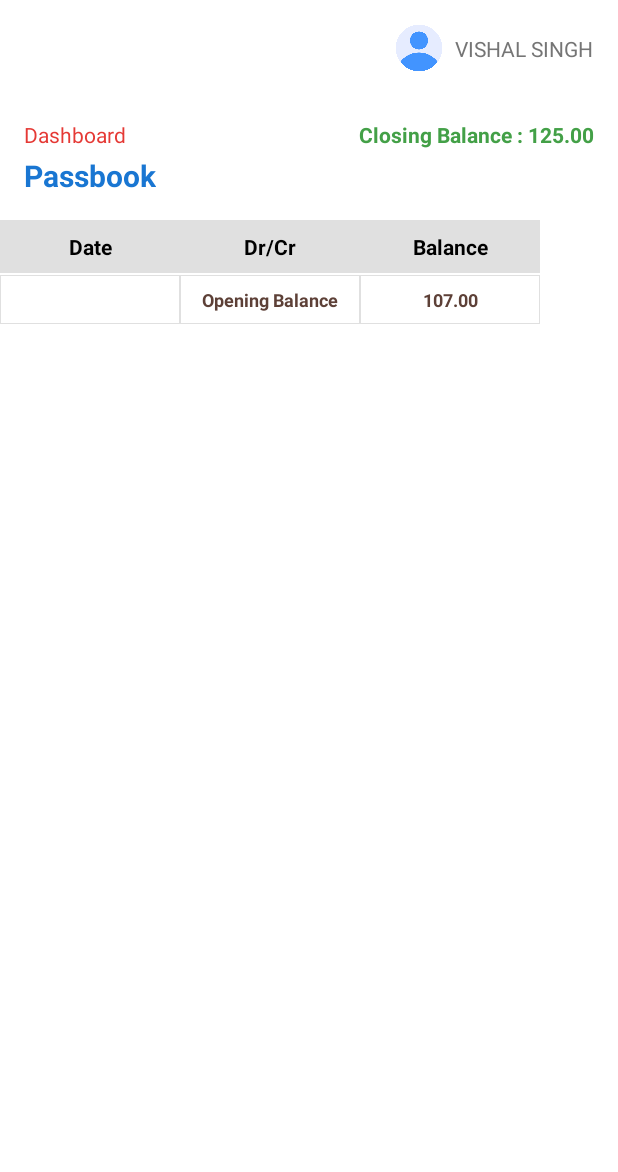
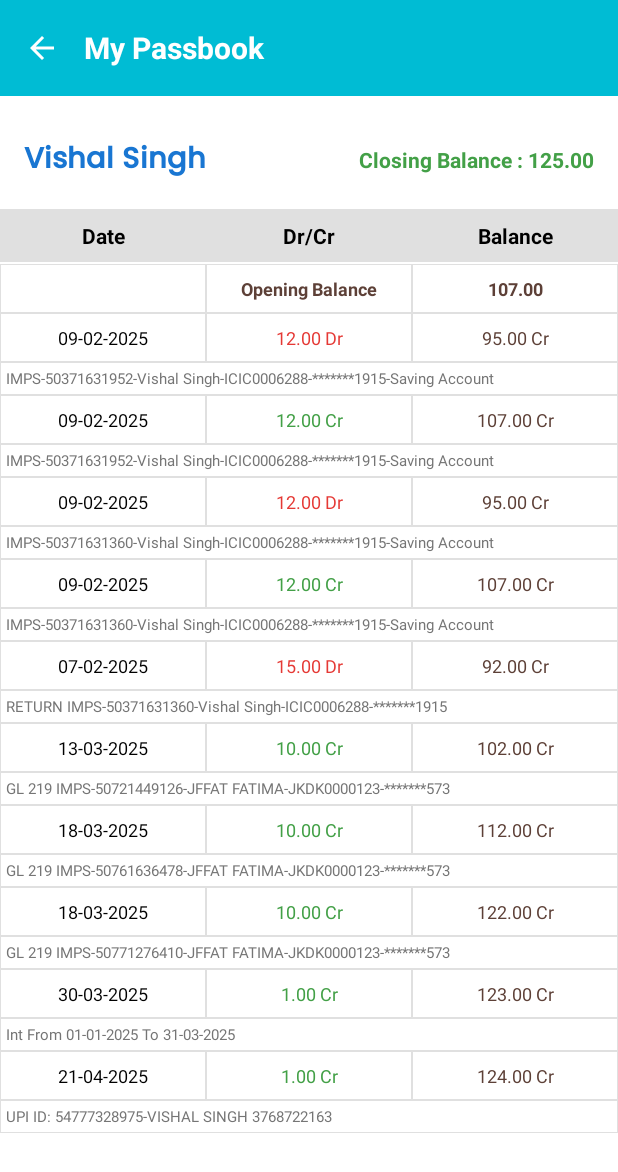
Before and after one commit to rachit-tripathi-75/project-578, an Android app: the MyPassbookActivity screen opened directly, with no data from a screen before it, on a phone screen of 412 x 824 dp. Shown: the top 1172 px of the screen. Run offline under Robolectric (Android 15) with nearby library versions, the phone set to English and light mode, and no system bars; our stand-ins replace sdp/ssp sizes.

Commit message:
implemented Passbook UI

```diff
--- a/app/src/main/java/com/example/bankingapp/activities/MyPassbookActivity.kt
+++ b/app/src/main/java/com/example/bankingapp/activities/MyPassbookActivity.kt
@@ -41,7 +41,9 @@ class MyPassbookActivity : AppCompatActivity() {
     }
 
     private fun listeners() {
-
+        binding.ivBack.setOnClickListener {
+            onBackPressed()
+        }
     }
 
 
@@ -54,7 +56,7 @@ class MyPassbookActivity : AppCompatActivity() {
     private fun getTransactionData(): List<TransactionItem> {
         val transactions = mutableListOf<TransactionItem>()
 
-        // Add opening balance
+//         Add opening balance
         transactions.add(TransactionItem.OpeningBalance("107.00"))
 
         // Add transactions
--- a/app/src/main/res/layout/activity_my_passbook.xml
+++ b/app/src/main/res/layout/activity_my_passbook.xml
@@ -9,101 +9,93 @@
     tools:context=".activities.MyPassbookActivity">
 
 
-    <androidx.constraintlayout.widget.ConstraintLayout
-        android:layout_width="match_parent"
-        android:layout_height="match_parent">
-
     <androidx.appcompat.widget.Toolbar
         android:id="@+id/toolbar"
         android:layout_width="match_parent"
         android:layout_height="?attr/actionBarSize"
-            android:background="@color/white"
-            android:elevation="4dp"
+        android:background="#00BCD4"
         app:layout_constraintTop_toTopOf="parent">
 
-            <androidx.constraintlayout.widget.ConstraintLayout
+        <LinearLayout
             android:layout_width="match_parent"
-                android:layout_height="match_parent">
+            android:layout_height="match_parent"
+            android:gravity="center_vertical"
+            android:orientation="horizontal">
 
             <ImageView
-                    android:id="@+id/profileImage"
-                    android:layout_width="32dp"
-                    android:layout_height="32dp"
-                    android:layout_marginEnd="8dp"
-                    android:src="@drawable/ic_profile"
-                    app:layout_constraintBottom_toBottomOf="parent"
-                    app:layout_constraintEnd_toStartOf="@+id/userNameText"
-                    app:layout_constraintTop_toTopOf="parent" />
+                android:id="@+id/ivBack"
+                android:layout_width="24dp"
+                android:layout_height="24dp"
+                android:src="@drawable/ic_back"
+                app:tint="#FFFFFF" />
 
             <TextView
-                    android:id="@+id/userNameText"
-                    android:layout_width="wrap_content"
+                android:layout_width="0dp"
                 android:layout_height="wrap_content"
-                    android:layout_marginEnd="16dp"
-                    android:text="VISHAL SINGH"
-                    android:textColor="@color/dark_gray"
-                    android:textSize="14sp"
-                    app:layout_constraintBottom_toBottomOf="parent"
-                    app:layout_constraintEnd_toEndOf="parent"
-                    app:layout_constraintTop_toTopOf="parent" />
+                android:layout_marginStart="16dp"
+                android:layout_weight="1"
+                android:text="My Passbook"
+                android:textColor="#FFFFFF"
+                android:textSize="20sp"
+                android:textStyle="bold" />
 
-            </androidx.constraintlayout.widget.ConstraintLayout>
+
+        </LinearLayout>
     </androidx.appcompat.widget.Toolbar>
 
-        <TextView
-            android:id="@+id/dashboardText"
-            android:layout_width="wrap_content"
+    <LinearLayout
+        android:id="@+id/llPassbookingClosingBalanceContainer"
+        android:layout_width="match_parent"
         android:layout_height="wrap_content"
-            android:layout_marginStart="16dp"
-            android:layout_marginTop="16dp"
-            android:text="Dashboard"
-            android:textColor="@color/red"
-            android:textSize="14sp"
+        android:layout_marginTop="@dimen/_10sdp"
         app:layout_constraintStart_toStartOf="parent"
-            app:layout_constraintTop_toBottomOf="@+id/toolbar" />
+        app:layout_constraintTop_toBottomOf="@+id/toolbar">
 
         <TextView
             android:id="@+id/passbookText"
-            android:layout_width="wrap_content"
+            android:layout_width="0dp"
             android:layout_height="wrap_content"
             android:layout_marginStart="16dp"
-            android:layout_marginTop="4dp"
-            android:text="Passbook"
+            android:layout_marginTop="@dimen/_10sdp"
+            android:layout_weight="1"
+            android:fontFamily="@font/poppins_medium"
+            android:gravity="start"
+            android:text="Vishal Singh"
             android:textColor="@color/primary_blue"
-            android:textSize="20sp"
-            android:textStyle="bold"
-            app:layout_constraintStart_toStartOf="parent"
-            app:layout_constraintTop_toBottomOf="@+id/dashboardText" />
+            android:textSize="@dimen/_15ssp"
+            android:textStyle="bold" />
 
         <TextView
             android:id="@+id/closingBalanceText"
-            android:layout_width="wrap_content"
+            android:layout_width="0dp"
             android:layout_height="wrap_content"
-            android:layout_marginTop="16dp"
+            android:layout_marginTop="@dimen/_10sdp"
             android:layout_marginEnd="16dp"
+            android:layout_weight="1"
+            android:gravity="end"
             android:text="Closing Balance : 125.00"
             android:textColor="@color/green"
-            android:textSize="14sp"
-            android:textStyle="bold"
-            app:layout_constraintEnd_toEndOf="parent"
-            app:layout_constraintTop_toBottomOf="@+id/toolbar" />
+            android:textSize="@dimen/_11ssp"
+            android:textStyle="bold" />
 
-        <HorizontalScrollView
-            android:id="@+id/tableHeaderScroll"
+
+    </LinearLayout>
+
+
+    <LinearLayout
+        android:id="@+id/llPassbookTableHeadings"
         android:layout_width="match_parent"
         android:layout_height="wrap_content"
         android:layout_marginTop="16dp"
-            android:scrollbars="none"
-            app:layout_constraintTop_toBottomOf="@+id/passbookText">
-
-            <LinearLayout
-                android:layout_width="wrap_content"
-                android:layout_height="wrap_content"
-                android:orientation="horizontal">
+        android:orientation="horizontal"
+        app:layout_constraintEnd_toEndOf="parent"
+        app:layout_constraintStart_toStartOf="parent"
+        app:layout_constraintTop_toBottomOf="@+id/llPassbookingClosingBalanceContainer">
 
         <TextView
-                    android:layout_width="120dp"
+            android:layout_width="0dp"
             android:layout_height="wrap_content"
+            android:layout_weight="1"
             android:background="@drawable/table_header_bg"
             android:padding="8dp"
             android:text="Date"
@@ -113,8 +105,9 @@
             android:textStyle="bold" />
 
         <TextView
-                    android:layout_width="120dp"
+            android:layout_width="0dp"
             android:layout_height="wrap_content"
+            android:layout_weight="1"
             android:background="@drawable/table_header_bg"
             android:padding="8dp"
             android:text="Dr/Cr"
@@ -124,8 +117,9 @@
             android:textStyle="bold" />
 
         <TextView
-                    android:layout_width="120dp"
+            android:layout_width="0dp"
             android:layout_height="wrap_content"
+            android:layout_weight="1"
             android:background="@drawable/table_header_bg"
             android:padding="8dp"
             android:text="Balance"
@@ -134,7 +128,7 @@
             android:textSize="14sp"
             android:textStyle="bold" />
     </LinearLayout>
-        </HorizontalScrollView>
+
 
     <androidx.recyclerview.widget.RecyclerView
         android:id="@+id/transactionsRecyclerView"
@@ -142,9 +136,6 @@
         android:layout_height="0dp"
         android:layout_marginTop="1dp"
         app:layout_constraintBottom_toBottomOf="parent"
-            app:layout_constraintTop_toBottomOf="@+id/tableHeaderScroll" />
+        app:layout_constraintTop_toBottomOf="@+id/llPassbookTableHeadings" />
 
 </androidx.constraintlayout.widget.ConstraintLayout>
-
-
-</androidx.constraintlayout.widget.ConstraintLayout>
--- a/app/src/main/res/layout/item_opening_balance.xml
+++ b/app/src/main/res/layout/item_opening_balance.xml
@@ -2,25 +2,24 @@
 <androidx.constraintlayout.widget.ConstraintLayout xmlns:android="http://schemas.android.com/apk/res/android"
     xmlns:app="http://schemas.android.com/apk/res-auto"
     android:layout_width="match_parent"
-    android:layout_height="match_parent">
+    android:layout_height="wrap_content">
 
 
-    <HorizontalScrollView
+    <LinearLayout
         android:layout_width="match_parent"
         android:layout_height="wrap_content"
-        android:scrollbars="none"
+        android:gravity="center"
+        android:orientation="horizontal"
+        app:layout_constraintBottom_toBottomOf="parent"
         app:layout_constraintEnd_toEndOf="parent"
         app:layout_constraintStart_toStartOf="parent"
         app:layout_constraintTop_toTopOf="parent">
 
-        <LinearLayout
-            android:layout_width="wrap_content"
+        <!-- Column 1: Empty (Fixed Width) -->
+        <TextView
+            android:layout_width="0dp"
             android:layout_height="wrap_content"
-            android:orientation="horizontal">
-
-            <TextView
-                android:layout_width="120dp"
-                android:layout_height="wrap_content"
+            android:layout_weight="1"
             android:background="@drawable/table_cell_bg"
             android:padding="8dp"
             android:text=""
@@ -28,9 +27,11 @@
             android:textColor="@color/black"
             android:textSize="12sp" />
 
+        <!-- Column 2: Label (Fixed Width) -->
         <TextView
-                android:layout_width="120dp"
+            android:layout_width="0dp"
             android:layout_height="wrap_content"
+            android:layout_weight="1"
             android:background="@drawable/table_cell_bg"
             android:padding="8dp"
             android:text="Opening Balance"
@@ -39,10 +40,12 @@
             android:textSize="12sp"
             android:textStyle="bold" />
 
+        <!-- Column 3: Value (Fixed Width) -->
         <TextView
             android:id="@+id/openingBalanceTextView"
-                android:layout_width="120dp"
+            android:layout_width="0dp"
             android:layout_height="wrap_content"
+            android:layout_weight="1"
             android:background="@drawable/table_cell_bg"
             android:padding="8dp"
             android:text="107.00"
@@ -51,6 +54,6 @@
             android:textSize="12sp"
             android:textStyle="bold" />
     </LinearLayout>
-    </HorizontalScrollView>
+
 
 </androidx.constraintlayout.widget.ConstraintLayout>
--- a/app/src/main/res/layout/item_transaction_passbook.xml
+++ b/app/src/main/res/layout/item_transaction_passbook.xml
@@ -1,29 +1,30 @@
 <?xml version="1.0" encoding="utf-8"?>
 <androidx.constraintlayout.widget.ConstraintLayout xmlns:android="http://schemas.android.com/apk/res/android"
+    xmlns:app="http://schemas.android.com/apk/res-auto"
     android:layout_width="match_parent"
     android:layout_height="wrap_content">
 
 
-    <HorizontalScrollView
+    <LinearLayout
         android:layout_width="match_parent"
         android:layout_height="wrap_content"
-        android:scrollbars="none">
-
-        <LinearLayout
-            android:layout_width="wrap_content"
-            android:layout_height="wrap_content"
-            android:orientation="vertical">
+        android:orientation="vertical"
+        app:layout_constraintBottom_toBottomOf="parent"
+        app:layout_constraintEnd_toEndOf="parent"
+        app:layout_constraintStart_toStartOf="parent"
+        app:layout_constraintTop_toTopOf="parent">
 
         <LinearLayout
             android:id="@+id/transactionRow"
-                android:layout_width="wrap_content"
+            android:layout_width="match_parent"
             android:layout_height="wrap_content"
             android:orientation="horizontal">
 
             <TextView
                 android:id="@+id/dateTextView"
-                    android:layout_width="120dp"
+                android:layout_width="0dp"
                 android:layout_height="wrap_content"
+                android:layout_weight="1"
                 android:background="@drawable/table_cell_bg"
                 android:padding="8dp"
                 android:text="09-02-2025"
@@ -33,8 +34,9 @@
 
             <TextView
                 android:id="@+id/amountTextView"
-                    android:layout_width="120dp"
+                android:layout_width="0dp"
                 android:layout_height="wrap_content"
+                android:layout_weight="1"
                 android:background="@drawable/table_cell_bg"
                 android:padding="8dp"
                 android:text="12.00 Dr"
@@ -44,8 +46,9 @@
 
             <TextView
                 android:id="@+id/balanceTextView"
-                    android:layout_width="120dp"
+                android:layout_width="0dp"
                 android:layout_height="wrap_content"
+                android:layout_weight="1"
                 android:background="@drawable/table_cell_bg"
                 android:padding="8dp"
                 android:text="95.00 Cr"
@@ -66,6 +69,6 @@
             android:textColor="@color/dark_gray"
             android:textSize="10sp" />
     </LinearLayout>
-    </HorizontalScrollView>
+
 
 </androidx.constraintlayout.widget.ConstraintLayout>
```
Lines whose indentation alone changed are shown as unchanged.
